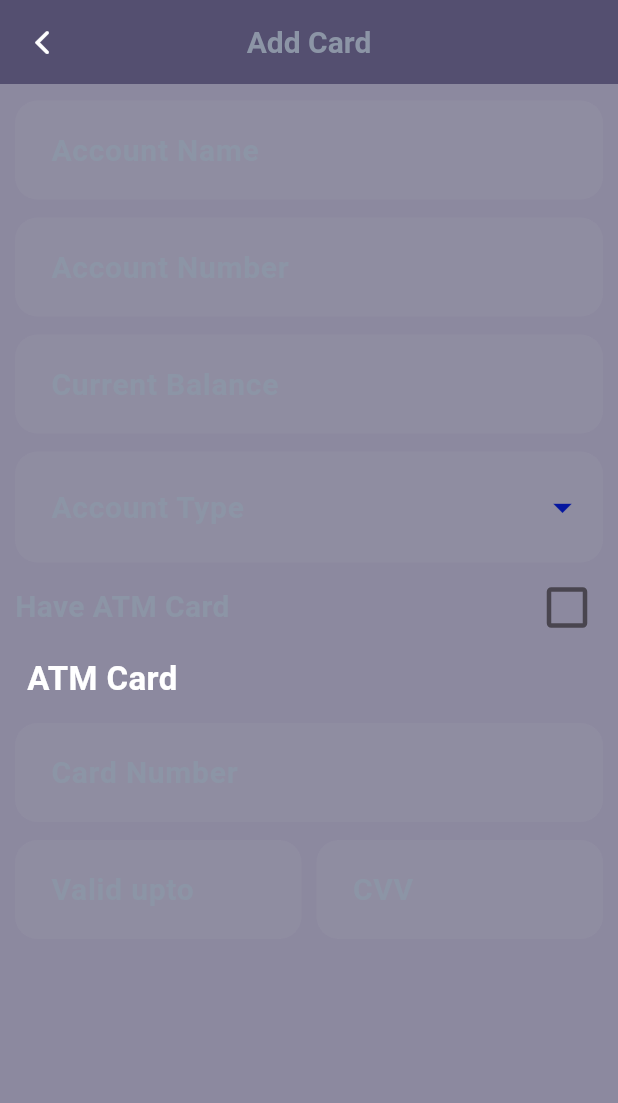
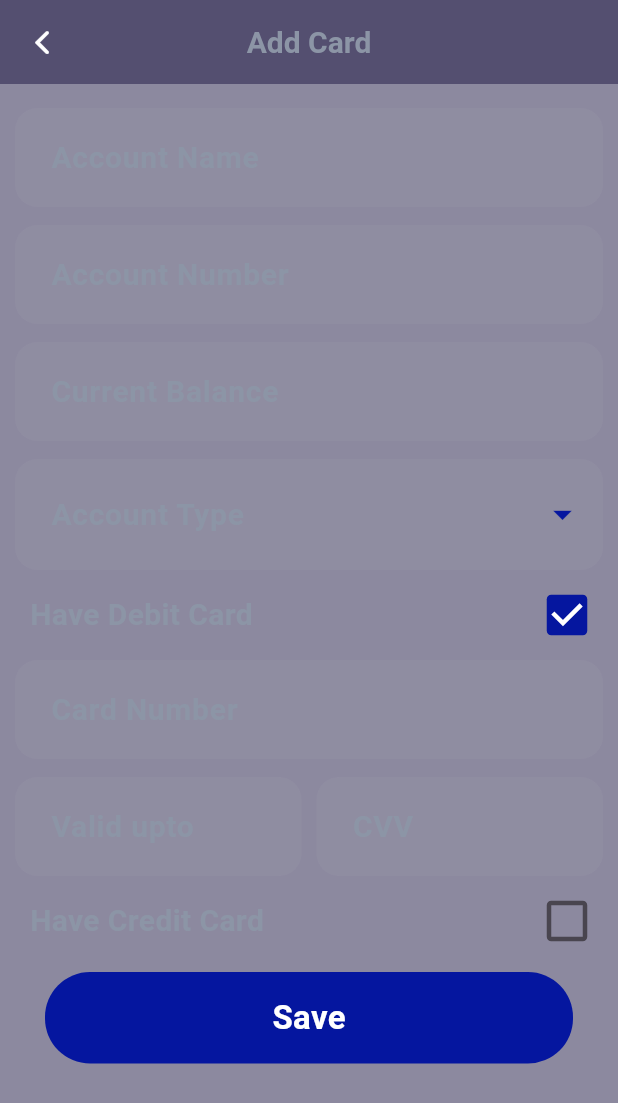
Before and after one commit to fahis7808/Cash-crafter, a Flutter app: the AddAccountPage screen opened directly, on a phone screen of 412 x 824 dp. Shown: the top 1103 px of the screen. Run offline on Flutter 3.47's test engine with Material 3 defaults, Android fonts, the phone set to English and light mode, and no system bars; our stand-ins replace cloud_firestore, firebase_auth, firebase_core, fl_chart, fluentui_system_icons, flutter_secure_storage and 3 more; missing offline and left inert: flutter_facebook_auth; accounts and stored records are empty.

Commit message:
add card page

```diff
--- a/lib/Pages/screen/account_page/add_card_page.dart
+++ b/lib/Pages/screen/account_page/add_card_page.dart
@@ -1,7 +1,9 @@
 import 'package:flutter/material.dart';
+import 'package:money_manage_app2/Pages/widget/button/button.dart';
 import 'package:money_manage_app2/Pages/widget/custom_appbar.dart';
 import 'package:money_manage_app2/Pages/widget/text_field/custom_drop_down_field.dart';
 import 'package:money_manage_app2/Pages/widget/text_field/custom_text_field.dart';
+import 'package:money_manage_app2/Pages/widget/text_field/date_field.dart';
 import 'package:money_manage_app2/constant/app_colors.dart';
 import 'package:money_manage_app2/constant/app_font.dart';
 
@@ -10,11 +12,10 @@ class AddAccountPage extends StatelessWidget {
 
   @override
   Widget build(BuildContext context) {
-    bool haveATM = false;
     return Scaffold(
       appBar: const CustomAppBar(title: "Add Card"),
       body: Padding(
-        padding: const EdgeInsets.symmetric(vertical: 5, horizontal: 10),
+        padding: const EdgeInsets.symmetric(vertical: 10, horizontal: 10),
         child: SingleChildScrollView(
           child: Column(
             crossAxisAlignment: CrossAxisAlignment.start,
@@ -37,22 +38,15 @@ class AddAccountPage extends StatelessWidget {
                   labelText: "Account Type",
                   onChanged: (val) {},
                   value: ""),
-             CheckBoxRow(
-               text: "Have ATM Card",
-               initialCheckValue: haveATM,
-             ),
-              Padding(
-                padding: const EdgeInsets.all(8.0),
-                child: Text(
-                  "ATM Card",
-                  style: AppFont.buttonText,
-                ),
-              ),
-              const CustomTextField(
+              const CheckBoxRow(
+                text: "Have Debit Card",
+                initialCheckValue: true,
+                children: [
+                  CustomTextField(
                     value: "",
                     labelText: "Card Number",
                   ),
-              const Row(
+                  Row(
                     children: [
                       Expanded(
                           child: CustomTextField(
@@ -71,6 +65,55 @@ class AddAccountPage extends StatelessWidget {
                   )
                 ],
               ),
+              const CheckBoxRow(
+                text: "Have Credit Card",
+                initialCheckValue: false,
+                children: [
+                  CustomTextField(
+                    value: "",
+                    labelText: "Card Number",
+                  ),
+                  Row(
+                    children: [
+                      Expanded(
+                          child: CustomTextField(
+                        value: "",
+                        labelText: "Valid upto",
+                      )),
+                      SizedBox(
+                        width: 10,
+                      ),
+                      Expanded(
+                          child: CustomTextField(
+                        value: "",
+                        labelText: "CVV",
+                      )),
+                    ],
+                  ),
+                  Row(
+                    children: [
+                      Expanded(
+                        child: CustomTextField(
+                          value: "",
+                          labelText: "Monthly Limit",
+                          keyboardType: TextInputType.number,
+                        ),
+                      ),
+                      SizedBox(
+                        width: 10,
+                      ),
+                      Expanded(
+                          child: CustomDateField(
+                        labelText: "Payment Date",
+                      )),
+                    ],
+                  )
+                ],
+              ),
+              SizedBox(height: 10,),
+              CustomButton(buttonText: "Save", onPressed: (){})
+            ],
+          ),
         ),
       ),
     );
@@ -80,8 +123,14 @@ class AddAccountPage extends StatelessWidget {
 class CheckBoxRow extends StatefulWidget {
   final bool initialCheckValue; // Rename to clarify its purpose
   final String text;
+  final List<Widget> children;
 
-  const CheckBoxRow({Key? key, this.initialCheckValue = false, required this.text}) : super(key: key);
+  const CheckBoxRow(
+      {Key? key,
+      this.initialCheckValue = false,
+      required this.text,
+      required this.children})
+      : super(key: key);
 
   @override
   State<CheckBoxRow> createState() => _CheckBoxRowState();
@@ -98,12 +147,17 @@ class _CheckBoxRowState extends State<CheckBoxRow> {
 
   @override
   Widget build(BuildContext context) {
-    return Row(
+    return Column(
+      children: [
+        Row(
           mainAxisAlignment: MainAxisAlignment.spaceBetween,
           children: [
-        Text(
+            Padding(
+              padding: const EdgeInsets.only(left: 10),
+              child: Text(
                 widget.text,
                 style: AppFont.textFieldLabelText,
+              ),
             ),
             Transform.scale(
               scale: 1.5,
@@ -118,6 +172,13 @@ class _CheckBoxRowState extends State<CheckBoxRow> {
               ),
             ),
           ],
+        ),
+        if (checkValue)
+          Column(
+            crossAxisAlignment: CrossAxisAlignment.start,
+            children: widget.children,
+          )
+      ],
     );
   }
 }
```
Lines whose indentation alone changed are shown as unchanged.
